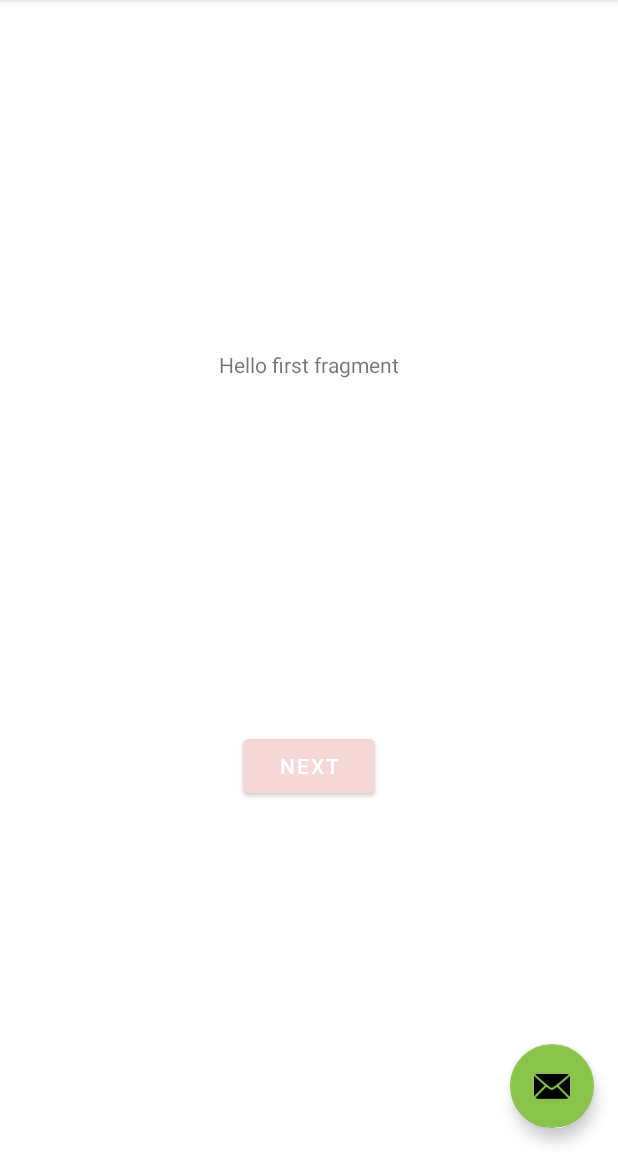
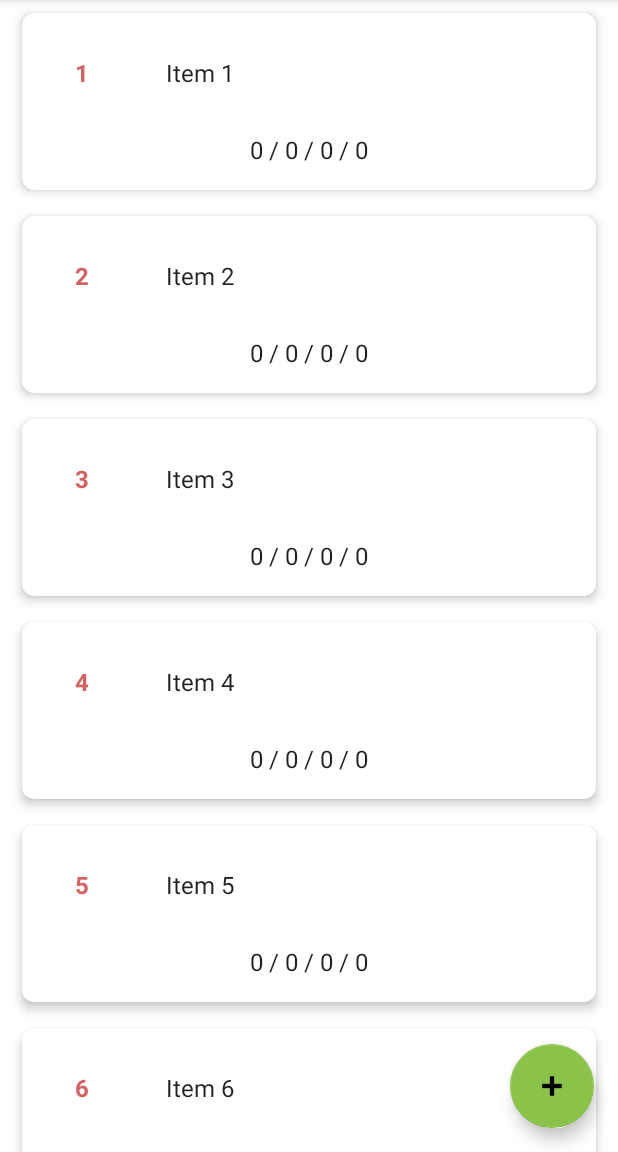
Before and after one commit to dragon20002/WhereMyHome, an Android app: the screen it shows after launch (MainActivity), on a phone screen of 412 x 824 dp, the part 84-1236 px from its top. Run offline under Robolectric (Android 15) with nearby library versions, the phone set to English and light mode, and no system bars.

Commit message:
[ADD] Item ListView

```diff
--- /dev/null
+++ b/app/src/main/java/com/minuminu/haruu/wheremyhome/ItemFragment.kt
@@ -0,0 +1,59 @@
+package com.minuminu.haruu.wheremyhome
+
+import android.os.Bundle
+import androidx.fragment.app.Fragment
+import androidx.recyclerview.widget.GridLayoutManager
+import androidx.recyclerview.widget.LinearLayoutManager
+import androidx.recyclerview.widget.RecyclerView
+import android.view.LayoutInflater
+import android.view.View
+import android.view.ViewGroup
+import com.minuminu.haruu.wheremyhome.dummy.DummyContent
+
+/**
+ * A fragment representing a list of Items.
+ */
+class ItemFragment : Fragment() {
+
+    private var columnCount = 1
+
+    override fun onCreate(savedInstanceState: Bundle?) {
+        super.onCreate(savedInstanceState)
+
+        arguments?.let {
+            columnCount = it.getInt(ARG_COLUMN_COUNT)
+        }
+    }
+
+    override fun onCreateView(
+        inflater: LayoutInflater, container: ViewGroup?,
+        savedInstanceState: Bundle?
+    ): View? {
+        val view = inflater.inflate(R.layout.fragment_item_list, container, false)
+
+        // Set the adapter
+        if (view is RecyclerView) {
+            with(view) {
+                layoutManager = when {
+                    columnCount <= 1 -> LinearLayoutManager(context)
+                    else -> GridLayoutManager(context, columnCount)
+                }
+                adapter = MyItemRecyclerViewAdapter(DummyContent.ITEMS)
+            }
+        }
+        return view
+    }
+
+    companion object {
+
+        const val ARG_COLUMN_COUNT = "column-count"
+
+        @JvmStatic
+        fun newInstance(columnCount: Int) =
+            ItemFragment().apply {
+                arguments = Bundle().apply {
+                    putInt(ARG_COLUMN_COUNT, columnCount)
+                }
+            }
+    }
+}
--- /dev/null
+++ b/app/src/main/java/com/minuminu/haruu/wheremyhome/MyItemRecyclerViewAdapter.kt
@@ -0,0 +1,39 @@
+package com.minuminu.haruu.wheremyhome
+
+import androidx.recyclerview.widget.RecyclerView
+import android.view.LayoutInflater
+import android.view.View
+import android.view.ViewGroup
+import android.widget.Button
+import android.widget.TextView
+
+import com.minuminu.haruu.wheremyhome.dummy.DummyContent.DummyItem
+
+/**
+ * [RecyclerView.Adapter] that can display a [DummyItem].
+ */
+class MyItemRecyclerViewAdapter(
+    private val values: List<DummyItem>
+) : RecyclerView.Adapter<MyItemRecyclerViewAdapter.ViewHolder>() {
+
+    override fun onCreateViewHolder(parent: ViewGroup, viewType: Int): ViewHolder {
+        val view = LayoutInflater.from(parent.context)
+            .inflate(R.layout.fragment_item, parent, false)
+        return ViewHolder(view)
+    }
+
+    override fun onBindViewHolder(holder: ViewHolder, position: Int) {
+        val item = values[position]
+        holder.idView.text = item.id
+        holder.nameView.text = item.name
+        holder.descView.text = "${item.deposit} / ${item.rental} / ${item.expense} / ${item.score}"
+    }
+
+    override fun getItemCount(): Int = values.size
+
+    inner class ViewHolder(view: View) : RecyclerView.ViewHolder(view) {
+        val idView: TextView = view.findViewById(R.id.item_number)
+        val nameView: TextView = view.findViewById(R.id.item_name)
+        val descView: TextView = view.findViewById(R.id.item_desc)
+    }
+}
--- /dev/null
+++ b/app/src/main/java/com/minuminu/haruu/wheremyhome/dummy/DummyContent.kt
@@ -0,0 +1,51 @@
+package com.minuminu.haruu.wheremyhome.dummy
+
+import java.util.*
+
+/**
+ * Helper class for providing sample content
+ */
+object DummyContent {
+
+    val ITEMS: MutableList<DummyItem> = ArrayList()
+    val ITEM_MAP: MutableMap<String, DummyItem> = HashMap() //A map of sample (dummy) items, by ID.
+    private val COUNT = 25
+
+    init {
+        // Add some sample items.
+        for (i in 1..COUNT) {
+            addItem(createDummyItem(i))
+        }
+    }
+
+    private fun addItem(item: DummyItem) {
+        ITEMS.add(item)
+        ITEM_MAP[item.id] = item
+    }
+
+    private fun createDummyItem(position: Int): DummyItem {
+        return DummyItem(
+            position.toString(), "Item $position", "서울시 $position",
+            0, 0, 0, 0
+        )
+    }
+
+    private fun makeDetails(position: Int): String {
+        val builder = StringBuilder()
+        builder.append("Details about Item: ").append(position)
+        for (i in 0 until position) {
+            builder.append("\nMore details information here.")
+        }
+        return builder.toString()
+    }
+
+    data class DummyItem(
+        val id: String,
+        val name: String,
+        val address: String, // 주소
+        val deposit: Int, // 보증금
+        val rental: Int, // 월세
+        val expense: Int, // 관리비
+        val score: Int, // 점수
+    )
+}
--- a/app/src/main/res/layout/activity_main.xml
+++ b/app/src/main/res/layout/activity_main.xml
@@ -28,6 +28,6 @@
         android:layout_height="wrap_content"
         android:layout_gravity="bottom|end"
         android:layout_margin="@dimen/fab_margin"
-        app:srcCompat="@android:drawable/ic_dialog_email" />
+        app:srcCompat="@android:drawable/ic_input_add" />
 
 </androidx.coordinatorlayout.widget.CoordinatorLayout>
--- a/app/src/main/res/layout/content_main.xml
+++ b/app/src/main/res/layout/content_main.xml
@@ -5,7 +5,7 @@
     android:layout_height="match_parent"
     app:layout_behavior="@string/appbar_scrolling_view_behavior">
 
-    <fragment
+    <androidx.fragment.app.FragmentContainerView
         android:id="@+id/nav_host_fragment"
         android:name="androidx.navigation.fragment.NavHostFragment"
         android:layout_width="0dp"
--- /dev/null
+++ b/app/src/main/res/layout/fragment_item.xml
@@ -0,0 +1,55 @@
+<?xml version="1.0" encoding="utf-8"?>
+<androidx.cardview.widget.CardView xmlns:android="http://schemas.android.com/apk/res/android"
+    xmlns:app="http://schemas.android.com/apk/res-auto"
+    android:layout_width="match_parent"
+    android:layout_height="wrap_content"
+    android:orientation="horizontal"
+    app:cardBackgroundColor="@color/white"
+    app:cardCornerRadius="8dp"
+    app:cardElevation="4dp"
+    app:cardUseCompatPadding="true"
+    app:cardPreventCornerOverlap="true">
+
+    <LinearLayout
+        android:layout_width="match_parent"
+        android:layout_height="wrap_content"
+        android:orientation="vertical"
+        android:gravity="center">
+
+        <LinearLayout
+            android:layout_width="match_parent"
+            android:layout_height="wrap_content"
+            android:orientation="horizontal">
+
+            <TextView
+                android:id="@+id/item_number"
+                android:layout_width="48dp"
+                android:layout_height="48dp"
+                android:layout_margin="@dimen/text_margin"
+                android:text="1"
+                android:textColor="@color/primary_dark"
+                android:gravity="center"
+                android:textStyle="bold"
+                android:textAppearance="?attr/textAppearanceListItem" />
+
+            <TextView
+                android:id="@+id/item_name"
+                android:layout_width="match_parent"
+                android:layout_height="wrap_content"
+                android:layout_margin="@dimen/text_margin"
+                android:maxLines="2"
+                android:text="대전광역시 중구 산성동 303-64"
+                android:textAppearance="?attr/textAppearanceListItem" />
+        </LinearLayout>
+
+        <TextView
+            android:id="@+id/item_desc"
+            android:layout_width="wrap_content"
+            android:layout_height="wrap_content"
+            android:maxLines="1"
+            android:layout_marginBottom="@dimen/text_margin"
+            android:text="보증금(원) / 월세(원) / 관리비(원) / 점수(점)"
+            android:textAppearance="?attr/textAppearanceListItemSmall"/>
+
+    </LinearLayout>
+</androidx.cardview.widget.CardView>
--- /dev/null
+++ b/app/src/main/res/layout/fragment_item_list.xml
@@ -0,0 +1,13 @@
+<?xml version="1.0" encoding="utf-8"?>
+<androidx.recyclerview.widget.RecyclerView xmlns:android="http://schemas.android.com/apk/res/android"
+    xmlns:app="http://schemas.android.com/apk/res-auto"
+    xmlns:tools="http://schemas.android.com/tools"
+    android:id="@+id/list"
+    android:name="com.minuminu.haruu.wheremyhome.ItemFragment"
+    android:layout_width="match_parent"
+    android:layout_height="match_parent"
+    android:layout_marginLeft="8dp"
+    android:layout_marginRight="8dp"
+    app:layoutManager="LinearLayoutManager"
+    tools:context=".ItemFragment"
+    tools:listitem="@layout/fragment_item" />
--- a/app/src/main/res/navigation/nav_graph.xml
+++ b/app/src/main/res/navigation/nav_graph.xml
@@ -3,8 +3,18 @@
     xmlns:app="http://schemas.android.com/apk/res-auto"
     xmlns:tools="http://schemas.android.com/tools"
     android:id="@+id/nav_graph"
-    app:startDestination="@id/FirstFragment">
+    app:startDestination="@id/ItemFragment">
 
+    <fragment
+        android:id="@+id/ItemFragment"
+        android:name="com.minuminu.haruu.wheremyhome.ItemFragment"
+        android:label="@string/item_fragment_label"
+        tools:layout="@layout/fragment_item_list">
+
+        <action
+            android:id="@+id/action_ItemFragment_to_FirstFragment"
+            app:destination="@id/FirstFragment" />
+    </fragment>
     <fragment
         android:id="@+id/FirstFragment"
         android:name="com.minuminu.haruu.wheremyhome.FirstFragment"
--- a/app/src/main/res/values/dimens.xml
+++ b/app/src/main/res/values/dimens.xml
@@ -1,3 +1,4 @@
 <resources>
     <dimen name="fab_margin">16dp</dimen>
+    <dimen name="text_margin">16dp</dimen>
 </resources>
--- a/app/src/main/res/values/strings.xml
+++ b/app/src/main/res/values/strings.xml
@@ -9,4 +9,5 @@
 
     <string name="hello_first_fragment">Hello first fragment</string>
     <string name="hello_second_fragment">Hello second fragment. Arg: %1$s</string>
+    <string name="item_fragment_label">집 목록</string>
 </resources>
```
Also changed, not shown: app/src/main/java/com/minuminu/haruu/wheremyhome/MainActivity.kt (+3 -4 lines), 1 other file.
